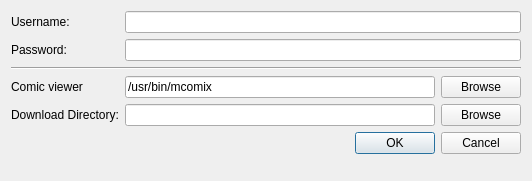
First picture: the form in src/res/Settings.ui, repository christofsteel/mucomicload, before the edit.
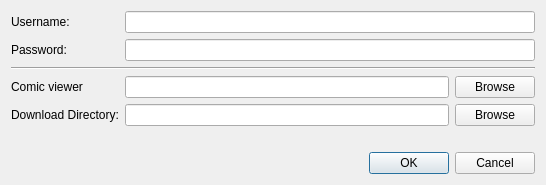
Second picture: the form after the edit.

Commit message: Better size for Settings

```diff
--- a/src/res/Settings.ui
+++ b/src/res/Settings.ui
@@ -6,8 +6,8 @@
    <rect>
     <x>0</x>
     <y>0</y>
-    <width>532</width>
-    <height>181</height>
+    <width>546</width>
+    <height>185</height>
    </rect>
   </property>
   <property name="sizePolicy">
@@ -22,6 +22,8 @@
   <property name="layoutDirection">
    <enum>Qt::LeftToRight</enum>
   </property>
+  <layout class="QVBoxLayout" name="verticalLayout">
+   <item>
   <layout class="QFormLayout" name="formLayout">
    <item row="0" column="0">
     <widget class="QLabel" name="lb_username">
@@ -74,8 +76,14 @@
     <layout class="QHBoxLayout" name="horizontalLayout">
      <item>
       <widget class="QLineEdit" name="le_comicViewer">
+         <property name="minimumSize">
+          <size>
+           <width>300</width>
+           <height>0</height>
+          </size>
+         </property>
        <property name="text">
-        <string>/usr/bin/mcomix</string>
+          <string/>
        </property>
       </widget>
      </item>
@@ -101,7 +109,14 @@
    <item row="4" column="1">
     <layout class="QHBoxLayout" name="horizontalLayout_2">
      <item>
-      <widget class="QLineEdit" name="le_download"/>
+        <widget class="QLineEdit" name="le_download">
+         <property name="minimumSize">
+          <size>
+           <width>300</width>
+           <height>0</height>
+          </size>
+         </property>
+        </widget>
      </item>
      <item>
       <widget class="QPushButton" name="btn_download">
@@ -112,7 +127,9 @@
      </item>
     </layout>
    </item>
-   <item row="5" column="0" colspan="2">
+    </layout>
+   </item>
+   <item>
     <widget class="QDialogButtonBox" name="buttonBox">
      <property name="standardButtons">
       <set>QDialogButtonBox::Cancel|QDialogButtonBox::Ok</set>
```
Lines whose indentation alone changed are shown as unchanged. The commit also changes 1 other file.
